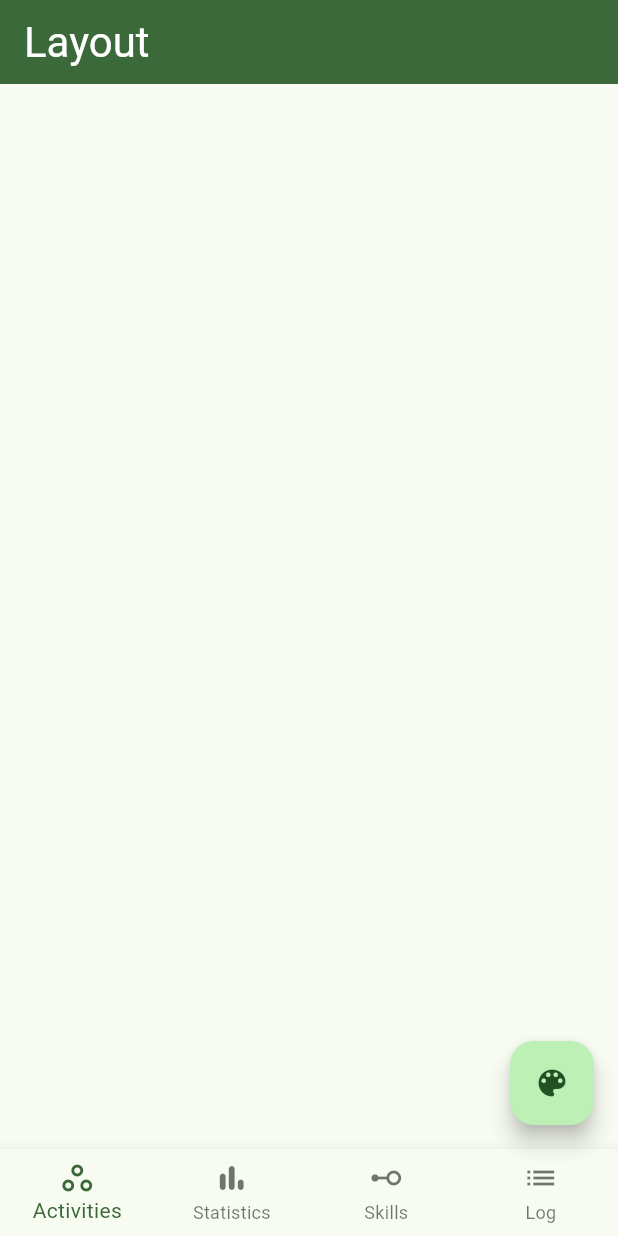
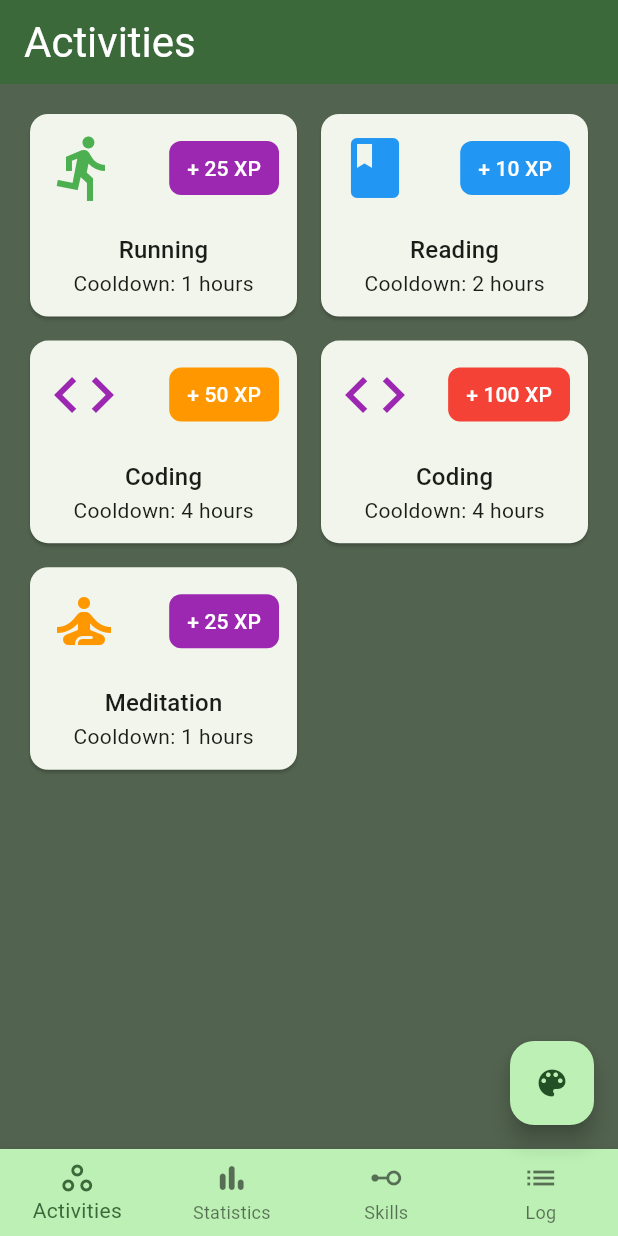
Before and after one commit to Sebsprograms/My_Skill_Tree, a Flutter app: the screen it shows after launch, on a phone screen of 412 x 824 dp. Run offline on Flutter 3.47's test engine with Material 3 defaults, Android fonts, the phone set to English and light mode, and no system bars.

Commit message:
Set up basics for activities screen

```diff
--- a/lib/models/activity.dart
+++ b/lib/models/activity.dart
@@ -0,0 +1,72 @@
+import 'package:flutter/material.dart';
+
+class Activity {
+  final String name;
+  final Reward reward;
+  final IconData icon;
+  final Color skillColor;
+  final Duration cooldown;
+
+  Activity({
+    required this.name,
+    required this.reward,
+    required this.icon,
+    required this.skillColor,
+    required this.cooldown,
+  });
+}
+
+enum Reward {
+  tiny,
+  small,
+  medium,
+  large,
+  huge,
+}
+
+extension RewardExtension on Reward {
+  String get name {
+    switch (this) {
+      case Reward.tiny:
+        return 'Tiny';
+      case Reward.small:
+        return 'Small';
+      case Reward.medium:
+        return 'Medium';
+      case Reward.large:
+        return 'Large';
+      case Reward.huge:
+        return 'Huge';
+    }
+  }
+
+  int get value {
+    switch (this) {
+      case Reward.tiny:
+        return 5;
+      case Reward.small:
+        return 10;
+      case Reward.medium:
+        return 25;
+      case Reward.large:
+        return 50;
+      case Reward.huge:
+        return 100;
+    }
+  }
+
+  Color get color {
+    switch (this) {
+      case Reward.tiny:
+        return Colors.green;
+      case Reward.small:
+        return Colors.blue;
+      case Reward.medium:
+        return Colors.purple;
+      case Reward.large:
+        return Colors.orange;
+      case Reward.huge:
+        return Colors.red;
+    }
+  }
+}
--- a/lib/screens/activity_list.dart
+++ b/lib/screens/activity_list.dart
@@ -0,0 +1,67 @@
+import 'package:flutter/material.dart';
+import 'package:my_skill_tree/models/activity.dart';
+import 'package:my_skill_tree/widgets/activity_card.dart';
+
+class ActivityList extends StatelessWidget {
+  const ActivityList({super.key});
+
+  @override
+  Widget build(BuildContext context) {
+    //  dummy activities
+    final List<Activity> activities = [
+      Activity(
+        name: 'Running',
+        reward: Reward.medium,
+        icon: Icons.directions_run,
+        skillColor: Colors.green,
+        cooldown: const Duration(hours: 1),
+      ),
+      Activity(
+        name: 'Reading',
+        reward: Reward.small,
+        icon: Icons.book,
+        skillColor: Colors.blue,
+        cooldown: const Duration(hours: 2),
+      ),
+      Activity(
+        name: 'Coding',
+        reward: Reward.large,
+        icon: Icons.code,
+        skillColor: Colors.purple,
+        cooldown: const Duration(hours: 4),
+      ),
+      Activity(
+        name: 'Coding',
+        reward: Reward.huge,
+        icon: Icons.code,
+        skillColor: Colors.purple,
+        cooldown: const Duration(hours: 4),
+      ),
+      Activity(
+        name: 'Meditation',
+        reward: Reward.medium,
+        icon: Icons.self_improvement,
+        skillColor: Colors.orange,
+        cooldown: const Duration(hours: 1),
+      ),
+    ];
+
+    return Container(
+      color: Theme.of(context).colorScheme.secondary,
+      padding: const EdgeInsets.all(16),
+      child: GridView.builder(
+        gridDelegate: const SliverGridDelegateWithFixedCrossAxisCount(
+          crossAxisCount: 2,
+          childAspectRatio: 1.3,
+          mainAxisSpacing: 8,
+          crossAxisSpacing: 8,
+        ),
+        itemCount: activities.length,
+        itemBuilder: (BuildContext context, int index) {
+          final Activity activity = activities[index];
+          return ActivityCard(activity: activity);
+        },
+      ),
+    );
+  }
+}
--- a/lib/screens/layout.dart
+++ b/lib/screens/layout.dart
@@ -1,4 +1,7 @@
 import 'package:flutter/material.dart';
+import 'package:my_skill_tree/screens/activity_list.dart';
+
+const pageTitles = ['Activities', 'Statistics', 'Skills', 'Log'];
 
 class Layout extends StatefulWidget {
   const Layout({super.key, required this.toggleTheme});
@@ -11,6 +14,19 @@ class Layout extends StatefulWidget {
 
 class _LayoutState extends State<Layout> {
   int _page = 0;
+  PageController _pageController = PageController();
+
+  @override
+  void initState() {
+    _pageController = PageController(initialPage: _page);
+    super.initState();
+  }
+
+  @override
+  void dispose() {
+    super.dispose();
+    _pageController.dispose();
+  }
 
   @override
   Widget build(BuildContext context) {
@@ -22,31 +38,67 @@ class _LayoutState extends State<Layout> {
       appBar: AppBar(
         backgroundColor: Theme.of(context).colorScheme.primary,
         title: Text(
-          'Layout',
+          pageTitles[_page],
           style: Theme.of(context)
               .textTheme
               .headlineMedium!
               .copyWith(color: Theme.of(context).colorScheme.onPrimary),
         ),
       ),
-      body: PageView(),
+      body: PageView(
+        physics: const NeverScrollableScrollPhysics(),
+        controller: _pageController,
+        onPageChanged: (int page) {
+          setState(() {
+            _page = page;
+          });
+        },
+        children: <Widget>[
+          ActivityList(),
+          Center(
+            child: Text('Statistics'),
+          ),
+          Center(
+            child: Text('Skills'),
+          ),
+          Center(
+            child: Text('Log'),
+          ),
+        ],
+      ),
       bottomNavigationBar: BottomNavigationBar(
         type: BottomNavigationBarType.fixed,
-        items: const <BottomNavigationBarItem>[
+        backgroundColor: Theme.of(context).colorScheme.primaryContainer,
+        currentIndex: _page,
+        onTap: (int index) {
+          _pageController.jumpToPage(index);
+          setState(() {
+            _page = index;
+          });
+        },
+        items: <BottomNavigationBarItem>[
           BottomNavigationBarItem(
-            icon: Icon(Icons.workspaces_outline),
+            icon: Icon(
+              Icons.workspaces_outline,
+            ),
             label: 'Activities',
           ),
           BottomNavigationBarItem(
-            icon: Icon(Icons.bar_chart_rounded),
+            icon: Icon(
+              Icons.bar_chart_rounded,
+            ),
             label: 'Statistics',
           ),
           BottomNavigationBarItem(
-            icon: Icon(Icons.linear_scale_rounded),
+            icon: Icon(
+              Icons.linear_scale_rounded,
+            ),
             label: 'Skills',
           ),
           BottomNavigationBarItem(
-            icon: Icon(Icons.list),
+            icon: Icon(
+              Icons.list,
+            ),
             label: 'Log',
           ),
         ],
--- a/lib/widgets/activity_card.dart
+++ b/lib/widgets/activity_card.dart
@@ -0,0 +1,39 @@
+import 'dart:ffi';
+
+import 'package:flutter/material.dart';
+import 'package:my_skill_tree/models/activity.dart';
+import 'package:my_skill_tree/widgets/reward_emblem.dart';
+
+class ActivityCard extends StatelessWidget {
+  const ActivityCard({super.key, required this.activity});
+
+  final Activity activity;
+
+  @override
+  Widget build(BuildContext context) {
+    return Card(
+      // shadowColor: Colors.black,
+      child: Padding(
+        padding: const EdgeInsets.all(12.0),
+        child: Column(
+          mainAxisAlignment: MainAxisAlignment.center,
+          children: <Widget>[
+            Row(
+              mainAxisAlignment: MainAxisAlignment.spaceBetween,
+              children: [
+                Icon(activity.icon, color: activity.skillColor, size: 48),
+                RewardEmblem(reward: activity.reward),
+              ],
+            ),
+            Expanded(
+              child: Container(),
+            ),
+            Text(activity.name, style: Theme.of(context).textTheme.titleMedium),
+            Text('Cooldown: ${activity.cooldown.inHours} hours'),
+          ],
+        ),
+      ),
+    );
+    ;
+  }
+}
--- /dev/null
+++ b/lib/widgets/reward_emblem.dart
@@ -0,0 +1,25 @@
+import 'package:flutter/material.dart';
+import 'package:my_skill_tree/models/activity.dart';
+
+class RewardEmblem extends StatelessWidget {
+  RewardEmblem({super.key, required this.reward});
+
+  Reward reward;
+
+  @override
+  Widget build(BuildContext context) {
+    return Container(
+      decoration: BoxDecoration(
+        color: reward.color,
+        borderRadius: BorderRadius.circular(8),
+      ),
+      padding: const EdgeInsets.symmetric(vertical: 8, horizontal: 12),
+      child: Text(
+        '+ ${reward.value} XP',
+        style: Theme.of(context).textTheme.titleSmall!.copyWith(
+              color: Colors.white,
+            ),
+      ),
+    );
+  }
+}
```
